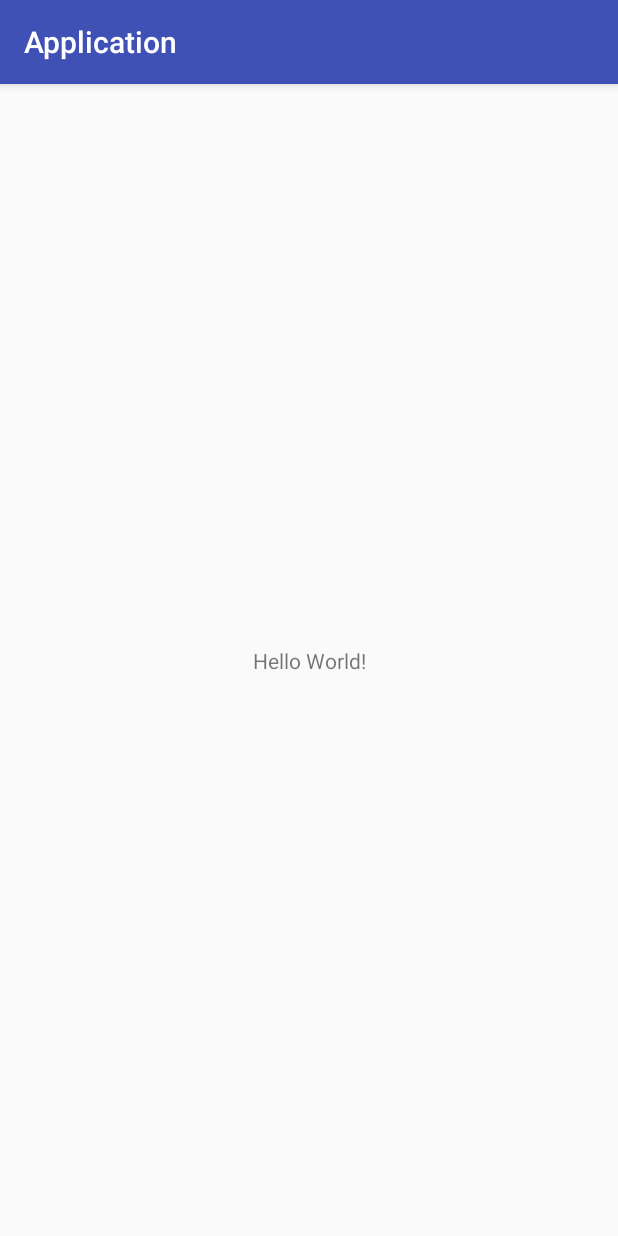
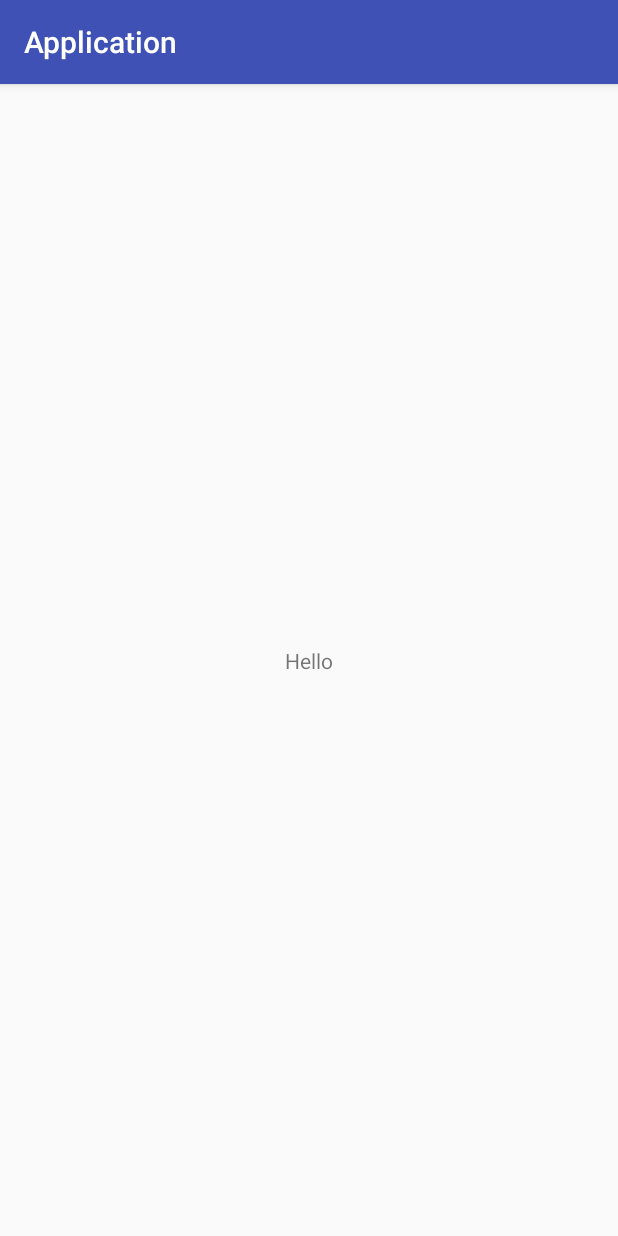
Before and after one commit to Fruzi/Class-Popularity-App, an Android app: the screen it shows after launch (MainActivity), on a phone screen of 412 x 824 dp. Run offline under Robolectric (Android 15) with nearby library versions, the phone set to English and light mode, and no system bars.

```diff
--- a/Application/app/src/main/res/layout/activity_main.xml
+++ b/Application/app/src/main/res/layout/activity_main.xml
@@ -9,7 +9,7 @@
     <TextView
         android:layout_width="wrap_content"
         android:layout_height="wrap_content"
-        android:text="Hello World!"
+        android:text="@string/hello"
         app:layout_constraintBottom_toBottomOf="parent"
         app:layout_constraintLeft_toLeftOf="parent"
         app:layout_constraintRight_toRightOf="parent"
--- a/Application/app/src/main/res/values/strings.xml
+++ b/Application/app/src/main/res/values/strings.xml
@@ -1,3 +1,5 @@
 <resources>
     <string name="app_name">Application</string>
+
+    <string name="hello">Hello</string>
 </resources>
```
Also changed, not shown: 3 other files.
